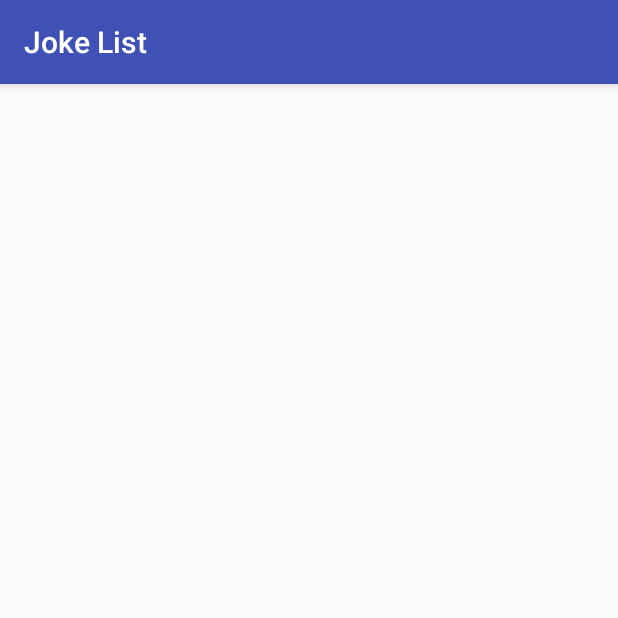
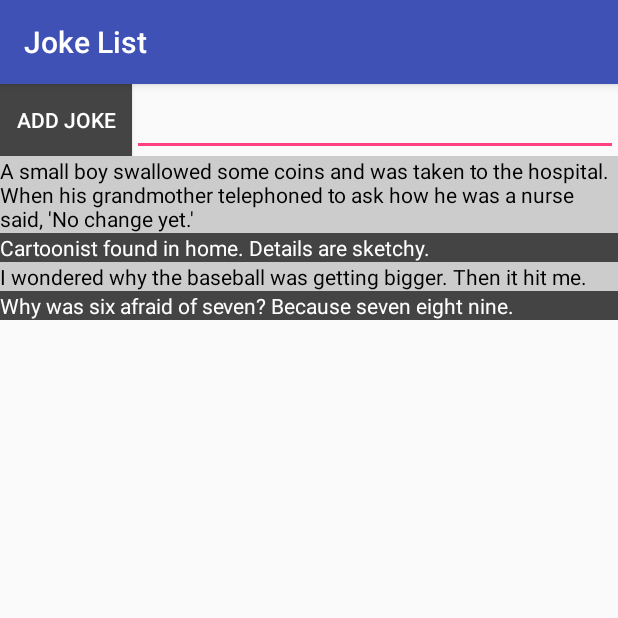
Before and after one commit to Geeklyrood/Joke-List-Application-for-Android, an Android app: the screen it shows after launch (mainActivity), on a phone screen of 412 x 824 dp, the top half of it. Run offline under Robolectric (Android 15) with nearby library versions, the phone set to English and light mode, and no system bars.

Commit message:
set up layout and added in default jokes to the application

```diff
--- a/app/src/main/java/edu/cvtc/android/jokelist/mainActivity.java
+++ b/app/src/main/java/edu/cvtc/android/jokelist/mainActivity.java
@@ -1,14 +1,34 @@
 package edu.cvtc.android.jokelist;
 
+import android.graphics.Color;
 import android.support.v7.app.AppCompatActivity;
 import android.os.Bundle;
+import android.util.Log;
+import android.view.ViewGroup;
 import android.widget.Button;
 import android.widget.EditText;
 import android.widget.LinearLayout;
+import android.widget.ScrollView;
+import android.widget.TextView;
+
+import java.util.ArrayList;
 
 public class mainActivity extends AppCompatActivity {
 
+    /**
+     * Data structure for the List of Joke objects the Activity will present to the user.
+     */
+    private ArrayList<Joke> jokeList = new ArrayList<>();
 
+    /**
+     * Layout container for a Joke.
+     */
+    private LinearLayout jokeLayout;
+
+    /**
+     * ScrollView used to hold the Jokes in jokeList
+     */
+    private ScrollView jokeScrollView;
 
     /**
      * This is the EditText used to enter text for a new Joke to be added to jokeList.
@@ -25,8 +45,13 @@ public class mainActivity extends AppCompatActivity {
     protected void onCreate(Bundle savedInstanceState) {
         super.onCreate(savedInstanceState);
 
-//        setContentView(R.layout.activity_main);
         initLayout();
+
+        final String[] jokes = getResources().getStringArray(R.array.jokeList);
+
+        for (final String jokeText : jokes) {
+            addJoke(jokeText);
+        }
     }
 
     /**
@@ -39,9 +64,62 @@ public class mainActivity extends AppCompatActivity {
         final LinearLayout addJokeLayout = new LinearLayout(this);
         addJokeLayout.setOrientation(LinearLayout.HORIZONTAL);
 
+        addJokeButton = new Button(this);
+        addJokeButton.setText("Add Joke");
+        addJokeButton.setTextColor(Color.WHITE);
+        addJokeButton.setBackgroundColor(Color.DKGRAY);
+        addJokeLayout.addView(addJokeButton);
 
+        // Create our LayoutParams for the EditText
+        LinearLayout.LayoutParams params = new LinearLayout.LayoutParams(
+                ViewGroup.LayoutParams.MATCH_PARENT,
+                ViewGroup.LayoutParams.MATCH_PARENT
+        );
+        jokeEditText = new EditText(this);
+        jokeEditText.setLayoutParams(params);
+        addJokeLayout.addView(jokeEditText);
+
+        jokeLayout = new LinearLayout(this);
+        jokeLayout.setOrientation(LinearLayout.VERTICAL);
+
+        jokeScrollView = new ScrollView(this);
+        jokeScrollView.addView(jokeLayout);
+
+        container.addView(addJokeLayout);
+        container.addView(jokeScrollView);
 
         setContentView(container);
     }
 
+    /**
+     * Method used to provide the logic for initializing a new Joke, adding it to jokeList, and
+     * displaying it on screen.
+     * @param jokeText a String containing the text of the Joke to add.
+     */
+    private void addJoke(final String jokeText) {
+
+        if (null != jokeText && !jokeText.isEmpty()) {
+
+            Log.d("joke_list", "Adding a new joke to the list: " + jokeText); // FIXME: Remove before shipping
+
+            final Joke joke = new Joke(jokeText);
+            jokeList.add(joke);
+
+            final TextView textView = new TextView(this);
+            textView.setText(joke.getText());
+
+            if (jokeList.size() % 2 == 0) {
+                textView.setBackgroundColor(Color.DKGRAY);
+                textView.setTextColor(Color.WHITE);
+            } else {
+                textView.setBackgroundColor(Color.LTGRAY);
+                textView.setTextColor(Color.BLACK);
+            }
+
+            jokeLayout.addView(textView);
+
+        }
+
+    }
+
 }
```
